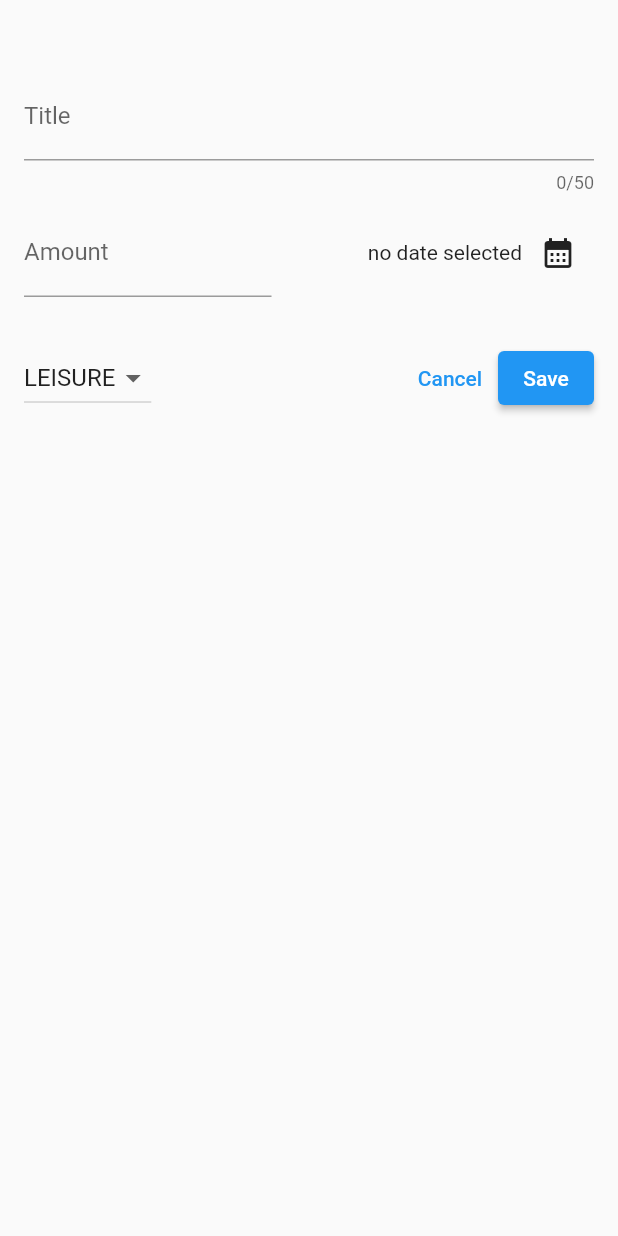
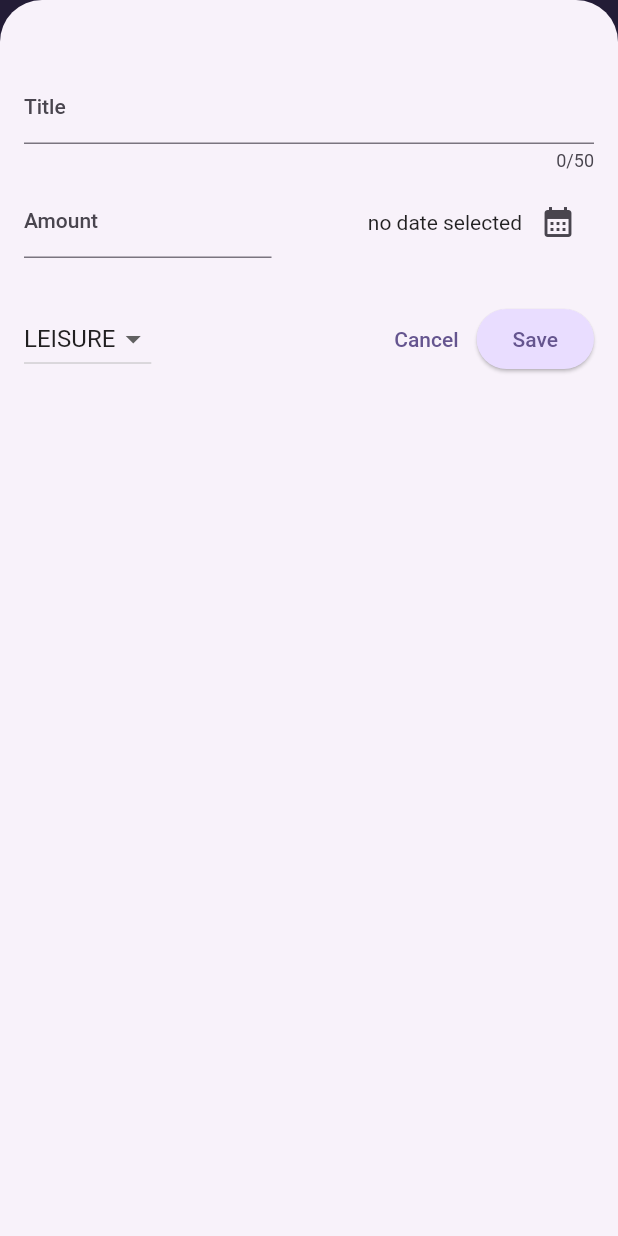
Before and after one commit to BrijeshSajeev/Flutter_Learnings, a Flutter app: the screen it shows after launch, after a tap on the "add" icon, on a phone screen of 412 x 824 dp. Run offline on Flutter 3.47's test engine with Material 2 defaults, Android fonts, the phone set to English and light mode, and no system bars; our stand-ins replace google_fonts.

Commit message:
new:Themeing

```diff
--- a/expense_tracker/lib/main.dart
+++ b/expense_tracker/lib/main.dart
@@ -2,10 +2,40 @@ import 'package:expense_tracker/widgets/expenses.dart';
 
 import 'package:flutter/material.dart';
 
+var kColorScheme = ColorScheme.fromSeed(
+  seedColor: const Color.fromARGB(255, 96, 59, 181),
+);
+
 void main() {
   runApp(
-    const MaterialApp(
-      home: Expenses(),
+    MaterialApp(
+      theme: ThemeData().copyWith(
+        useMaterial3: true,
+        colorScheme: kColorScheme,
+        appBarTheme: const AppBarTheme().copyWith(
+          // backgroundColor: kColorScheme.onPrimaryContainer,
+          backgroundColor: kColorScheme.onPrimaryContainer,
+          foregroundColor: kColorScheme.primaryContainer,
+          centerTitle: true,
+        ),
+        cardTheme: const CardTheme().copyWith(
+          color: kColorScheme.secondaryContainer,
+          margin: const EdgeInsets.symmetric(horizontal: 16, vertical: 4),
+        ),
+        elevatedButtonTheme: ElevatedButtonThemeData(
+          style: ElevatedButton.styleFrom(
+            backgroundColor: kColorScheme.primaryContainer,
+          ),
+        ),
+        textTheme: ThemeData().textTheme.copyWith(
+              titleLarge: TextStyle(
+                fontWeight: FontWeight.bold,
+                color: kColorScheme.secondaryContainer,
+                fontSize: 26,
+              ),
+            ),
+      ),
+      home: const Expenses(),
     ),
   );
 }
--- a/expense_tracker/lib/widgets/expense_helper/expenses_list.dart
+++ b/expense_tracker/lib/widgets/expense_helper/expenses_list.dart
@@ -3,15 +3,21 @@ import 'package:expense_tracker/widgets/expense_helper/expense_item.dart';
 import 'package:flutter/material.dart';
 
 class ExpensesList extends StatelessWidget {
-  const ExpensesList({super.key, required this.expenses});
+  const ExpensesList(
+      {super.key, required this.expenses, required this.onRemovedExpense});
 
   final List<Expense> expenses;
+  final void Function(Expense expense) onRemovedExpense;
 
   @override
   Widget build(context) {
     return ListView.builder(
       itemCount: expenses.length,
-      itemBuilder: (ctx, index) => ExpenseItem(expenses[index]),
+      itemBuilder: (ctx, index) => Dismissible(
+        key: ValueKey(expenses[index]),
+        onDismissed: (direction) => onRemovedExpense(expenses[index]),
+        child: ExpenseItem(expenses[index]),
+      ),
     );
   }
 }
--- a/expense_tracker/lib/widgets/expenses.dart
+++ b/expense_tracker/lib/widgets/expenses.dart
@@ -32,6 +32,31 @@ class _ExpensesState extends State<Expenses> {
     });
   }
 
+  void _removeExpense(Expense expense) {
+    final expenseIndex = _regeisteredExpenses.indexOf(expense);
+    setState(() {
+      _regeisteredExpenses.remove(expense);
+    });
+    ScaffoldMessenger.of(context).clearSnackBars();
+    ScaffoldMessenger.of(context).showSnackBar(
+      SnackBar(
+        duration: const Duration(seconds: 3),
+        content: const Text('Expense Deleted'),
+        padding: const EdgeInsets.fromLTRB(16, 10, 16, 20),
+        action: SnackBarAction(
+          label: 'undo',
+          onPressed: () {
+            setState(
+              () {
+                _regeisteredExpenses.insert(expenseIndex, expense);
+              },
+            );
+          },
+        ),
+      ),
+    );
+  }
+
   void _openAddExpenseOverlay() {
     showModalBottomSheet(
       isScrollControlled: true,
@@ -57,7 +82,16 @@ class _ExpensesState extends State<Expenses> {
       body: Column(
         children: [
           const Text("Chart"),
-          Expanded(child: ExpensesList(expenses: _regeisteredExpenses)),
+          Expanded(
+            child: _regeisteredExpenses.isNotEmpty
+                ? ExpensesList(
+                    expenses: _regeisteredExpenses,
+                    onRemovedExpense: _removeExpense,
+                  )
+                : const Center(
+                    child: Text('Add new Expense'),
+                  ),
+          ),
         ],
       ),
     );
```
